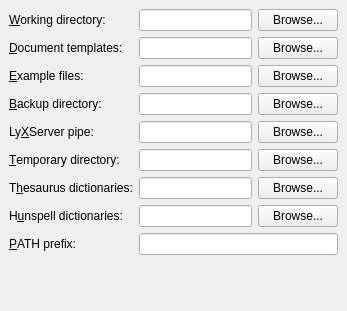
The window that src/frontends/qt4/ui/PrefPathsUi.ui (cburschka/lyx) describes before a commit, drawn with Qt 5.
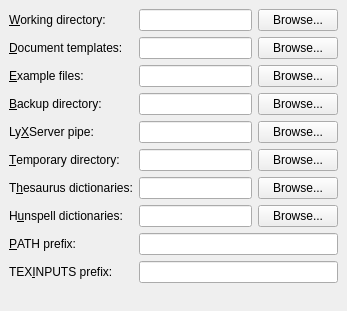
The same window after the commit.

Commit message: Introduce the possibility of setting a prefix for the TEXINPUTS environment variable. This is done in the preferences, much like as the PATH prefix. A single '.' in the paths will get replaced with the current document dir and also non-absolute paths will be prefixed with that dir.

Diff of the .ui file:
```diff
--- a/src/frontends/qt4/ui/PrefPathsUi.ui
+++ b/src/frontends/qt4/ui/PrefPathsUi.ui
@@ -19,7 +19,7 @@
    <property name="spacing" >
     <number>6</number>
    </property>
-   <item row="11" column="0" colspan="3" >
+   <item row="12" column="0" colspan="3" >
     <spacer>
      <property name="orientation" >
       <enum>Qt::Vertical</enum>
@@ -46,7 +46,20 @@
     </widget>
    </item>
    <item row="10" column="1" colspan="2" >
-    <widget class="QLineEdit" name="pathPrefixED" />
+    <widget class="QLineEdit" name="pathPrefixED"/>
+   </item>
+   <item row="11" column="0">
+    <widget class="QLabel" name="texinputsPrefixLA">
+     <property name="text">
+      <string>TEX&amp;INPUTS prefix:</string>
+     </property>
+     <property name="buddy">
+      <cstring>texinputsPrefixED</cstring>
+     </property>
+    </widget>
+   </item>
+   <item row="11" column="1" colspan="2">
+    <widget class="QLineEdit" name="texinputsPrefixED"/>
    </item>
    <item row="6" column="2" >
     <widget class="QPushButton" name="thesaurusDirPB" >
```
The commit also changes 18 other files.
